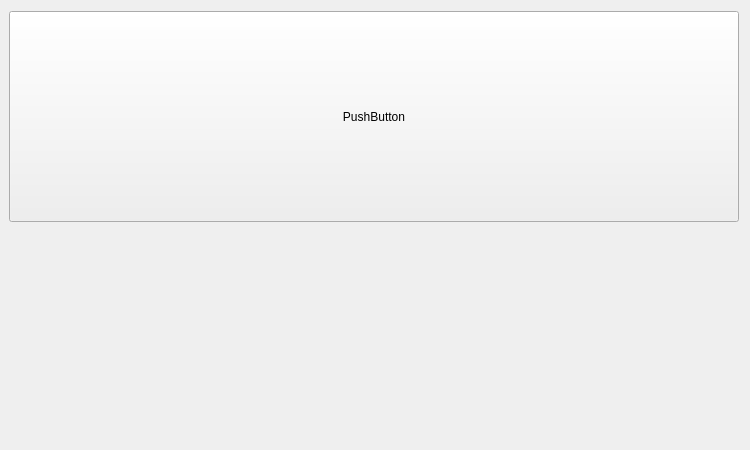
Before: the Qt Designer form mainwindow.ui in BOISSARD/WifiBot, drawn with Qt 5.
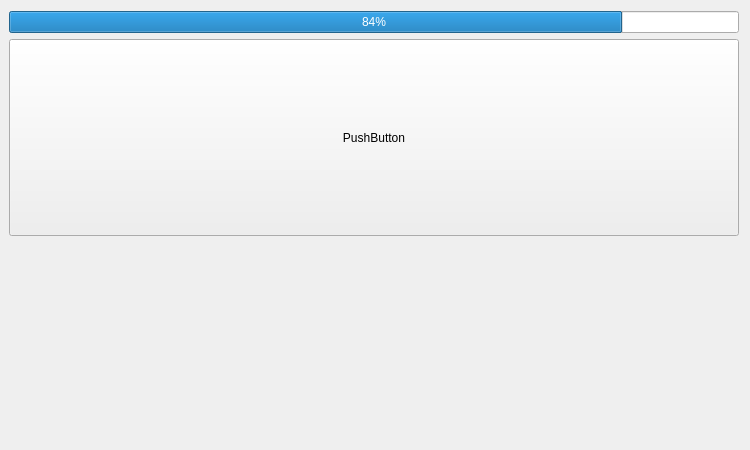
After: the same form once the commit is applied. Custom widgets are drawn as their Qt base class.

Diff of the .ui file:
```diff
--- a/mainwindow.ui
+++ b/mainwindow.ui
@@ -32,6 +32,20 @@
     </property>
     <item>
      <layout class="QVBoxLayout" name="verticalLayout">
+      <item>
+       <layout class="QGridLayout" name="gridLayout">
+        <property name="sizeConstraint">
+         <enum>QLayout::SetNoConstraint</enum>
+        </property>
+        <item row="0" column="0">
+         <widget class="QProgressBar" name="progressBar">
+          <property name="value">
+           <number>84</number>
+          </property>
+         </widget>
+        </item>
+       </layout>
+      </item>
       <item>
        <widget class="QPushButton" name="pushButton">
         <property name="sizePolicy">
@@ -51,7 +65,7 @@
          <widget class="JoyPad" name="widget1" native="true">
           <property name="minimumSize">
            <size>
-            <width>300</width>
+            <width>250</width>
             <height>0</height>
            </size>
           </property>
@@ -74,7 +88,7 @@
          <widget class="JoyPad" name="widget2" native="true">
           <property name="minimumSize">
            <size>
-            <width>300</width>
+            <width>250</width>
             <height>0</height>
            </size>
           </property>
```
